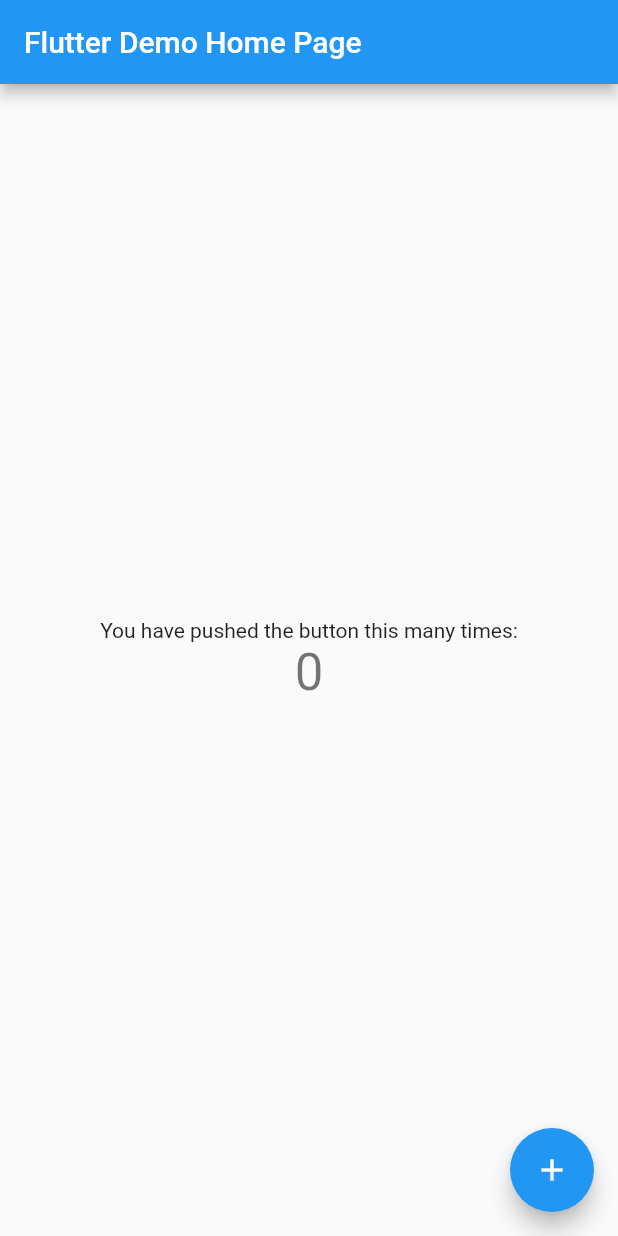
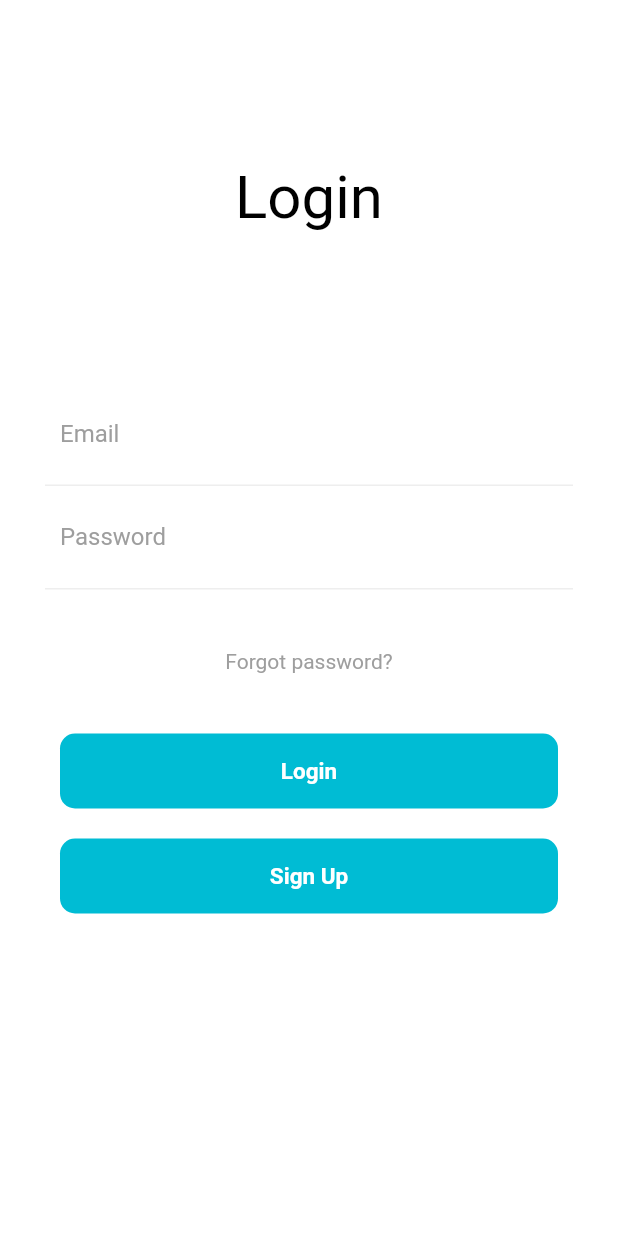
Before and after one commit to nguyenquan123vn/duolingo_event_flutter, a Flutter app: the screen it shows after launch, on a phone screen of 412 x 824 dp. Run offline on Flutter 3.47's test engine with Material 2 defaults, Android fonts, the phone set to English and light mode, and no system bars.

Commit message:
add login screen

```diff
--- /dev/null
+++ b/lib/Header.dart
@@ -0,0 +1,24 @@
+import 'package:flutter/material.dart';
+
+class Header extends StatelessWidget{
+  @override
+  Widget build(BuildContext context){
+    return Padding(
+      padding: EdgeInsets.all(20),
+      child: Column(
+        crossAxisAlignment: CrossAxisAlignment.start,
+        children:<Widget> [
+          Center(
+            child: Text("Login",
+            style: TextStyle(
+              color: Colors.black,
+              fontSize: 40
+            ),
+            ),
+          ),
+          SizedBox(height: 10,)
+        ],
+        ),
+      );
+  }
+}
--- /dev/null
+++ b/lib/button.dart
@@ -0,0 +1,51 @@
+import 'package:flutter/material.dart';
+
+
+class button extends StatelessWidget{
+  @override
+  Widget build(BuildContext context){
+    return Column(children: <Widget>[
+      Container(
+        height: 50,
+        margin: EdgeInsets.symmetric(horizontal: 10),
+        decoration: BoxDecoration(
+          color: Colors.cyan[500],
+          borderRadius: BorderRadius.circular(10)
+          ),
+          child: Center(
+            child: Text(
+              "Login",
+              style: TextStyle(
+                color: Colors.white,
+                fontSize: 15,
+                fontWeight: FontWeight.bold
+              ),
+            ),
+          ),
+      ),
+      Padding(
+        padding: EdgeInsets.all(10),
+      ),
+      Container(
+        height: 50,
+        margin: EdgeInsets.symmetric(horizontal: 10),
+        decoration: BoxDecoration(
+          color: Colors.cyan[500],
+          borderRadius: BorderRadius.circular(10)
+          ),
+          child: Center(
+            child: Text(
+              "Sign Up",
+              style: TextStyle(
+                color: Colors.white,
+                fontSize: 15,
+                fontWeight: FontWeight.bold
+              ),
+            ),
+          ),
+      ),
+    ]
+    );
+
+  }
+}
--- /dev/null
+++ b/lib/inputField.dart
@@ -0,0 +1,45 @@
+import "package:flutter/material.dart";
+
+import 'package:flutter/material.dart';
+
+class inputField extends StatelessWidget{
+  @override
+  Widget build(BuildContext context){
+    return Column(children: <Widget>[
+      Container(
+        padding: EdgeInsets.all(10),
+        decoration: BoxDecoration(
+          border: Border(
+            bottom: BorderSide(color: Colors.grey[200])
+          )
+        ),
+        child: TextField(
+          decoration: InputDecoration(
+            hintText: "Email",
+            hintStyle: TextStyle(color: Colors.grey),
+            border: InputBorder.none
+            ),
+          ),
+
+      ),
+      Container(
+        padding: EdgeInsets.all(10),
+        decoration: BoxDecoration(
+          border: Border(
+            bottom: BorderSide(color: Colors.grey[200])
+          )
+        ),
+        child: TextField(
+          decoration: InputDecoration(
+            hintText: "Password",
+            hintStyle: TextStyle(color: Colors.grey),
+            border: InputBorder.none
+            ),
+          ),
+
+      )
+    ],
+    );
+  }
+
+}
--- /dev/null
+++ b/lib/inputWrapper.dart
@@ -0,0 +1,33 @@
+import 'package:flutter/material.dart';
+
+import 'button.dart';
+import 'inputField.dart';
+
+class inputWrapper extends StatelessWidget{
+  @override
+  Widget build(BuildContext context){
+    return Padding(
+      padding: EdgeInsets.all(30),
+      child: Column(
+        children: <Widget>[
+          SizedBox(height: 40,),
+          Container(
+            decoration: BoxDecoration(
+              color: Colors.white,
+              borderRadius: BorderRadius.circular(0)
+            ),
+            child: inputField() ,
+          ),
+          SizedBox(height: 40,),
+          Text(
+            "Forgot password?",
+            style: TextStyle(color: Colors.grey),
+            ),
+            SizedBox(height: 40,),
+            button()
+        ],
+      ),
+    );
+  }
+
+}
--- /dev/null
+++ b/lib/logIn.dart
@@ -0,0 +1,42 @@
+import 'package:flutter/material.dart';
+
+import 'Header.dart';
+import 'inputWrapper.dart';
+
+class logIn extends StatelessWidget{
+  @override
+  Widget build(BuildContext context){
+    return Scaffold(
+      body: Container(
+        width: double.infinity,
+        decoration: BoxDecoration(
+          gradient: LinearGradient(begin: Alignment.topCenter, colors: [
+            Colors.white,
+            Colors.white,
+            Colors.white
+          ]
+          )
+        ),
+        child: Column(
+          children:<Widget> [
+            SizedBox(height: 88,),
+            Header(),
+            Expanded(child: Container(
+              decoration: BoxDecoration(
+                color: Colors.white,
+                borderRadius: BorderRadius.only(
+                  topLeft: Radius.circular(60),
+                  topRight: Radius.circular(60),
+                )
+              ),
+              child: inputWrapper(),
+            ))
+        ],),
+      ),
+    );
+  }
+
+}
+
+class InputWrapper {
+}
--- a/lib/main.dart
+++ b/lib/main.dart
@@ -1,7 +1,13 @@
 import 'package:flutter/material.dart';
 
+import 'logIn.dart';
+
 void main() {
-  runApp(MyApp());
+  //runApp(MyApp());
+  runApp(MaterialApp(
+    debugShowCheckedModeBanner : false,
+    home: logIn(),
+  ));
 }
 
 class MyApp extends StatelessWidget {
```
Also changed, not shown: 1 other file.
